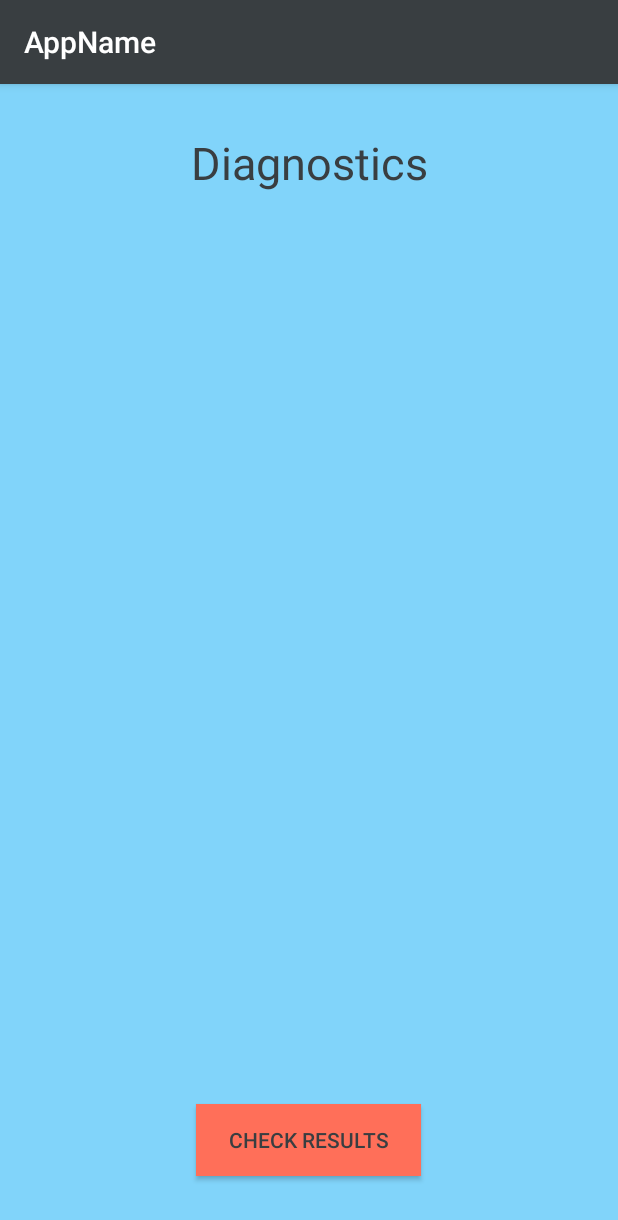
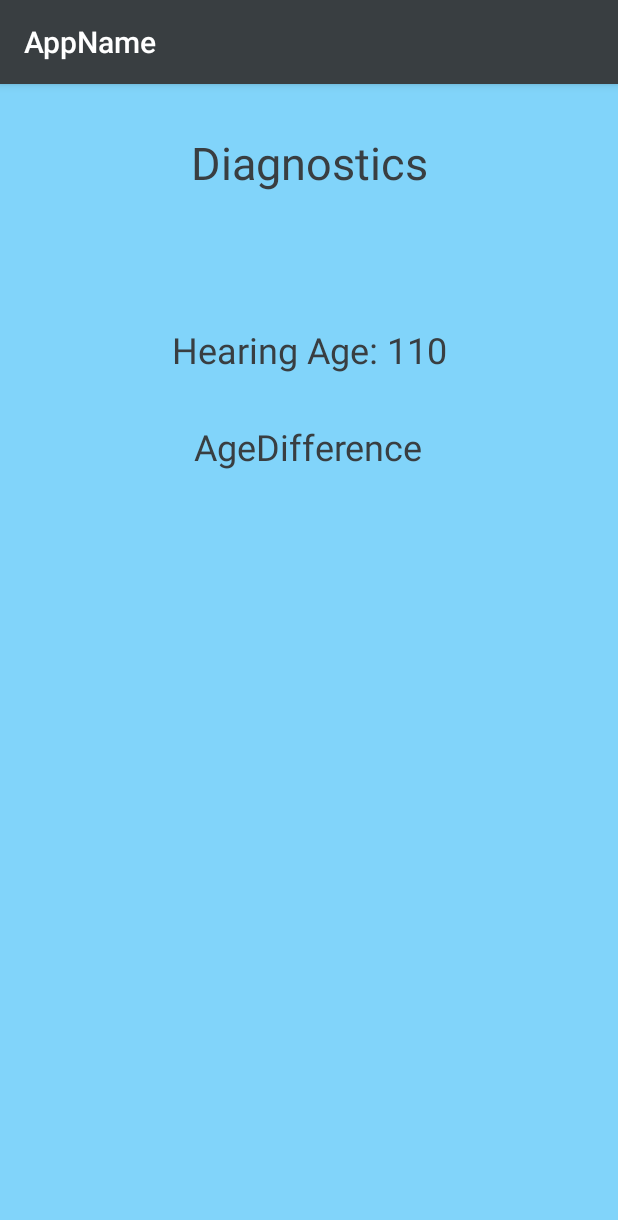
Before and after one commit to JakeCharron/ListenUP, an Android app: the TestActivity screen opened directly, with no data from a screen before it, after a tap on "STOP", on a phone screen of 412 x 824 dp. Shown: the top 1220 px of the screen. Run offline under Robolectric (Android 15) with nearby library versions, the phone set to English and light mode, and no system bars; 1 other tap on this screen came first.

Commit message:
Grind==done
hamburger

```diff
--- a/ListenUPCsFinal/app/src/main/java/com/jcpacks/listenupcsfinal/DiagnosticActivity.java
+++ b/ListenUPCsFinal/app/src/main/java/com/jcpacks/listenupcsfinal/DiagnosticActivity.java
@@ -3,12 +3,14 @@ package com.jcpacks.listenupcsfinal;
 import android.content.Intent;
 import android.support.v7.app.AppCompatActivity;
 import android.os.Bundle;
+import android.util.Log;
+import android.widget.TextView;
 
 public class DiagnosticActivity extends AppCompatActivity {
 
     Intent intent;
-    String Time;
-    String Age;
+    String ActualAge;
+    String HearingAge;
 
     @Override
     protected void onCreate(Bundle savedInstanceState) {
@@ -16,10 +18,36 @@ public class DiagnosticActivity extends AppCompatActivity {
         setContentView(R.layout.activity_diagnostic);
 
         intent = getIntent();
-        Age = intent.getStringExtra("Age");
-        Time = intent.getStringExtra("Time");
+        ActualAge = intent.getStringExtra("ActualAge");
+        HearingAge = intent.getStringExtra("HearingAge");
+
+        Log.d("Age Value: ", ActualAge);
+        Log.d("Hearing Age: ", HearingAge);
+
+        setContentView(R.layout.activity_diagnostic);
+
+        TextView heatingAgeLabel = findViewById(R.id.hearingAge);
+        heatingAgeLabel.setText("Hearing Age: " + HearingAge);
+
+        TextView AgeDif = findViewById(R.id.AgeDifference);
+//        try{
+//            int actAge = Integer.parseInt(ActualAge);
+//            int HeaAge = Integer.parseInt(HearingAge);
+//            int difference = actAge-HeaAge;
+//            if(difference==0){
+//                AgeDif.setText("Your hearing age is the same as your actual age!");
+//            }else{
+//            }
+//        }catch(NumberFormatException e){
+//
+//        }
+
+
+
+
     }
 
 
 
+
 }
--- a/ListenUPCsFinal/app/src/main/java/com/jcpacks/listenupcsfinal/TestActivity.java
+++ b/ListenUPCsFinal/app/src/main/java/com/jcpacks/listenupcsfinal/TestActivity.java
@@ -4,9 +4,13 @@ import android.content.Intent;
 import android.media.MediaPlayer;
 import android.support.v7.app.AppCompatActivity;
 import android.os.Bundle;
+import android.util.Log;
 import android.view.View;
 import android.widget.Button;
 import android.widget.EditText;
+
+import static java.lang.Integer.parseInt;
+import static java.lang.System.err;
 
 public class TestActivity extends AppCompatActivity {
 
@@ -22,6 +26,7 @@ public class TestActivity extends AppCompatActivity {
         AudioTestButton = (Button)findViewById(R.id.AudioTestButton);
     }
 
+    MediaPlayer mediaPlayer;
 
     public void TestAction(View view){
 
@@ -29,16 +34,102 @@ public class TestActivity extends AppCompatActivity {
             started = true;
             AudioTestButton.setText("Stop");
             stopwatch.start();
-            MediaPlayer mediaPlayer= MediaPlayer.create(this, R.raw.sounds);
+            mediaPlayer= MediaPlayer.create(this, R.raw.sounds);
             mediaPlayer.start();
         }else{
             stopwatch.stop();
+            mediaPlayer.stop();
+
+            Log.d("result", Long.toString(stopwatch.getElapsedTimeSecs()));
+            String seconds = Long.toString(stopwatch.getElapsedTimeSecs());
+            int integerSeconds = 0;
+            try{
+                int realSeconds = Integer.parseInt(seconds);
+                Log.d("Real Seconds" ,Integer.toString(realSeconds));
+                integerSeconds = realSeconds;
+            }catch (NumberFormatException e){
+                Log.d("NumberFormatException", "Yeet delete");
+            }
+            String spegget = Integer.toString(secToHz(integerSeconds));
+
+
+            Log.d("Herts", spegget );
+
+            Log.d("Hearing Age", Integer.toString(secToAge(integerSeconds)));
+
             Age = (EditText)findViewById(R.id.AgeInput);
+            String value = Age.getText().toString();
+            int actualAge = 0;
+            try{
+                actualAge = Integer.parseInt(value);
+                Log.d("Actual Age", Integer.toString(actualAge));
+
+            }catch (NumberFormatException e){
+                Log.d("AgeIn", value);
+            }
             Intent intent = new Intent(this, DiagnosticActivity.class);
-            intent.putExtra("Time", stopwatch.getElapsedTimeSecs());
-            intent.putExtra("Age", Age.getText().toString() );
+            intent.putExtra("ActualAge", Integer.toString(actualAge));
+            intent.putExtra("HearingAge", Integer.toString(secToAge(integerSeconds)));
+
             startActivity(intent);
+
         }
 
     }
+
+    public static int secToHz( int  s){
+        if(s <= 4){
+            return 500;
+        } else if (s <= 8 && s >4){
+            return 750;
+        }else if (s <= 12 && s >8){
+            return 1000;
+        }else if (s <= 16 && s >12){
+            return 1500;
+        }else if (s <= 20 && s >16){
+            return 2000;
+        }else if (s <= 24 && s >20){
+            return 3000;
+        }else if (s <= 28 && s >24){
+            return 4000;
+        }else if (s <= 32 && s >28){
+            return 6000;
+        }else if (s <= 36 && s >32){
+            return 8000;
+        }else if (s <= 40 && s >36){
+            return 10000;
+        }else if (s <= 44 && s >40){
+            return 12000;
+        }else if (s <= 48 && s >44){
+            return 14000;
+        }else if (s <= 52 && s >48){
+            return 16000;
+        }else if (s >52){
+            return 18000;
+        }else{
+            return 0;
+        }
+    }
+
+    public static int secToAge(int seconds ){
+
+        int hz = secToHz( seconds);
+
+        int a = 0;
+        if(hz>4000){
+            a = 2;
+        }
+        if (hz > 4000 && hz <= 10000){
+            a = 4;
+        }
+        if (hz>10000){
+            a = 7;
+        }
+        return(112-(hz/250)-a-((hz/250)/10));
+    }
+
+
+
+
+
 }
--- a/ListenUPCsFinal/app/src/main/res/layout/activity_diagnostic.xml
+++ b/ListenUPCsFinal/app/src/main/res/layout/activity_diagnostic.xml
@@ -6,6 +6,20 @@
     android:layout_height="match_parent"
     android:background="@color/background"
     tools:context=".DiagnosticActivity">
+
+    <TextView
+        android:id="@+id/hearingAge"
+        android:layout_width="wrap_content"
+        android:layout_height="wrap_content"
+        android:layout_marginStart="8dp"
+        android:layout_marginTop="88dp"
+        android:layout_marginEnd="8dp"
+        android:text="@string/HearingAge"
+        android:textColor="@color/primary"
+        android:textSize="24sp"
+        app:layout_constraintEnd_toEndOf="parent"
+        app:layout_constraintStart_toStartOf="parent"
+        app:layout_constraintTop_toBottomOf="@+id/DiagnosticTitle" />
 
     <TextView
         android:id="@+id/DiagnosticTitle"
@@ -22,18 +36,20 @@
         app:layout_constraintStart_toStartOf="parent"
         app:layout_constraintTop_toTopOf="parent" />
 
-    <Button
-        android:id="@+id/CheckResults"
+    <TextView
+        android:id="@+id/AgeDifference"
         android:layout_width="wrap_content"
         android:layout_height="wrap_content"
-        android:layout_marginStart="161dp"
-        android:layout_marginEnd="162dp"
-        android:layout_marginBottom="40dp"
-        android:width="150sp"
-        android:background="@color/accent"
-        android:text="@string/DiagnosticButton"
+        android:layout_marginStart="8dp"
+        android:layout_marginTop="32dp"
+        android:layout_marginEnd="8dp"
+        android:text="@string/agedifference"
         android:textColor="@color/primary"
-        app:layout_constraintBottom_toBottomOf="parent"
+        android:textSize="24sp"
         app:layout_constraintEnd_toEndOf="parent"
-        app:layout_constraintStart_toStartOf="parent" />
+        app:layout_constraintHorizontal_bias="0.498"
+        app:layout_constraintStart_toStartOf="parent"
+        app:layout_constraintTop_toBottomOf="@+id/hearingAge"
+        tools:text="Age Difference: " />
+
 </android.support.constraint.ConstraintLayout>
--- a/ListenUPCsFinal/app/src/main/res/values/strings.xml
+++ b/ListenUPCsFinal/app/src/main/res/values/strings.xml
@@ -10,4 +10,6 @@
     <string name="ListenUPCsFinaL">AppName</string>
     <string name="DiagnosticTitle">Diagnostics</string>
     <string name="DiagnosticButton">Check Results</string>
+    <string name="HearingAge">Hearing Age:</string>
+    <string name="agedifference">AgeDifference</string>
 </resources>
```
Also changed, not shown: ListenUPCsFinal/app/src/main/res/layout/activity_home.xml (+5 -3 lines), ListenUPCsFinal/app/src/main/res/layout/activity_test.xml (+4 -4 lines).
